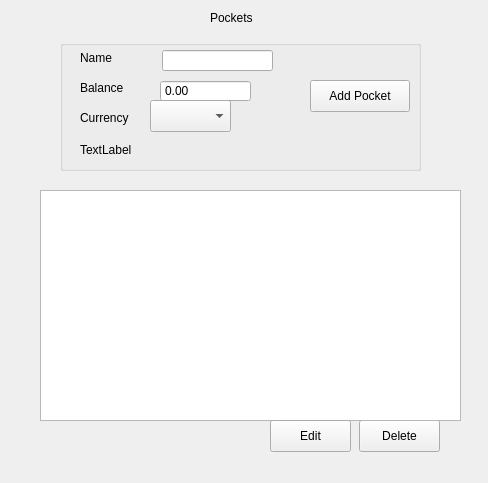
Old version of the form ui/pockets_widget.ui in the repository fishija/fcontrol-personal-finance.
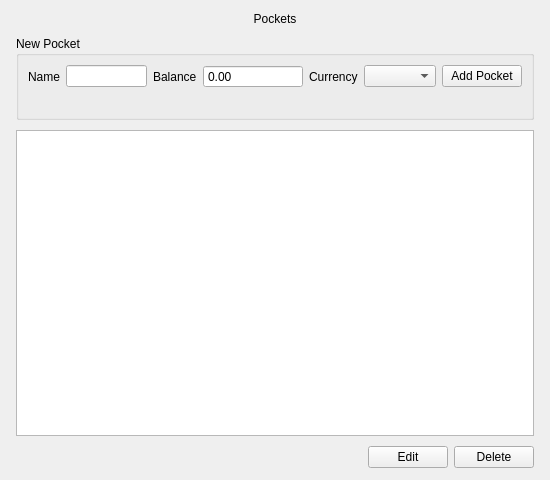
New version of the form.

Commit message: Update pockets view to meet base usability requirements

The edit to the form file:
```diff
--- a/ui/pockets_widget.ui
+++ b/ui/pockets_widget.ui
@@ -6,173 +6,164 @@
    <rect>
     <x>0</x>
     <y>0</y>
-    <width>488</width>
-    <height>483</height>
+    <width>550</width>
+    <height>480</height>
    </rect>
   </property>
   <property name="windowTitle">
    <string>Form</string>
   </property>
+  <layout class="QVBoxLayout" name="mainLayout">
+   <property name="leftMargin">
+    <number>16</number>
+   </property>
+   <property name="topMargin">
+    <number>12</number>
+   </property>
+   <property name="rightMargin">
+    <number>16</number>
+   </property>
+   <property name="bottomMargin">
+    <number>12</number>
+   </property>
+   <property name="spacing">
+    <number>10</number>
+   </property>
+   <item>
   <widget class="QLabel" name="label">
-   <property name="geometry">
-    <rect>
-     <x>210</x>
-     <y>10</y>
-     <width>60</width>
-     <height>16</height>
-    </rect>
-   </property>
    <property name="text">
     <string>Pockets</string>
    </property>
-  </widget>
-  <widget class="QPushButton" name="deleteButton">
-   <property name="geometry">
-    <rect>
-     <x>359</x>
-     <y>420</y>
-     <width>81</width>
-     <height>32</height>
-    </rect>
-   </property>
-   <property name="text">
-    <string>Delete</string>
-   </property>
-  </widget>
-  <widget class="QTableWidget" name="pocketsTable">
-   <property name="geometry">
-    <rect>
-     <x>40</x>
-     <y>190</y>
-     <width>421</width>
-     <height>231</height>
-    </rect>
-   </property>
-  </widget>
-  <widget class="QPushButton" name="editButton">
-   <property name="geometry">
-    <rect>
-     <x>270</x>
-     <y>420</y>
-     <width>81</width>
-     <height>32</height>
-    </rect>
-   </property>
-   <property name="text">
-    <string>Edit</string>
-   </property>
-  </widget>
+     <property name="alignment">
+      <set>Qt::AlignmentFlag::AlignCenter</set>
+     </property>
+    </widget>
+   </item>
+   <item>
   <widget class="QGroupBox" name="groupBox">
-   <property name="geometry">
-    <rect>
-     <x>60</x>
-     <y>40</y>
-     <width>361</width>
-     <height>131</height>
-    </rect>
-   </property>
    <property name="title">
-    <string/>
-   </property>
-   <widget class="QPushButton" name="addButton">
-    <property name="geometry">
-     <rect>
-      <x>250</x>
-      <y>40</y>
-      <width>100</width>
-      <height>32</height>
-     </rect>
-    </property>
+      <string>New Pocket</string>
+     </property>
+     <layout class="QVBoxLayout" name="groupBoxLayout">
+      <property name="spacing">
+       <number>6</number>
+      </property>
+      <item>
+       <layout class="QHBoxLayout" name="nameRow">
+        <property name="spacing">
+         <number>6</number>
+        </property>
+        <item>
+         <widget class="QLabel" name="label_2">
     <property name="text">
-     <string>Add Pocket</string>
-    </property>
-   </widget>
-   <widget class="QComboBox" name="currencySelect">
-    <property name="geometry">
-     <rect>
-      <x>90</x>
-      <y>60</y>
-      <width>81</width>
-      <height>32</height>
-     </rect>
-    </property>
-   </widget>
-   <widget class="QLabel" name="label_4">
-    <property name="geometry">
-     <rect>
-      <x>20</x>
-      <y>70</y>
-      <width>61</width>
-      <height>16</height>
-     </rect>
-    </property>
-    <property name="text">
-     <string>Currency</string>
-    </property>
-   </widget>
+           <string>Name</string>
+          </property>
+         </widget>
+        </item>
+        <item>
+         <widget class="QLineEdit" name="nameInput">
+          <property name="sizePolicy">
+           <sizepolicy hsizetype="Expanding" vsizetype="Fixed">
+            <horstretch>1</horstretch>
+            <verstretch>0</verstretch>
+           </sizepolicy>
+          </property>
+         </widget>
+        </item>
+        <item>
    <widget class="QLabel" name="label_3">
-    <property name="geometry">
-     <rect>
-      <x>20</x>
-      <y>40</y>
-      <width>58</width>
-      <height>16</height>
-     </rect>
-    </property>
     <property name="text">
      <string>Balance</string>
     </property>
    </widget>
-   <widget class="QLineEdit" name="nameInput">
-    <property name="geometry">
-     <rect>
-      <x>102</x>
-      <y>10</y>
-      <width>111</width>
-      <height>21</height>
-     </rect>
-    </property>
-   </widget>
+        </item>
+        <item>
    <widget class="QDoubleSpinBox" name="balanceInput">
-    <property name="geometry">
-     <rect>
-      <x>100</x>
-      <y>40</y>
-      <width>91</width>
-      <height>22</height>
-     </rect>
+          <property name="minimumSize">
+           <size>
+            <width>100</width>
+            <height>0</height>
+           </size>
     </property>
     <property name="buttonSymbols">
      <enum>QAbstractSpinBox::ButtonSymbols::NoButtons</enum>
     </property>
    </widget>
-   <widget class="QLabel" name="label_2">
-    <property name="geometry">
-     <rect>
-      <x>20</x>
-      <y>10</y>
-      <width>58</width>
-      <height>16</height>
-     </rect>
-    </property>
+        </item>
+        <item>
+         <widget class="QLabel" name="label_4">
+          <property name="text">
+           <string>Currency</string>
+          </property>
+         </widget>
+        </item>
+        <item>
+         <widget class="QComboBox" name="currencySelect"/>
+        </item>
+        <item>
+         <widget class="QPushButton" name="addButton">
     <property name="text">
-     <string>Name</string>
-    </property>
-   </widget>
+           <string>Add Pocket</string>
+          </property>
+         </widget>
+        </item>
+       </layout>
+      </item>
+      <item>
    <widget class="QLabel" name="infoLabel">
-    <property name="geometry">
-     <rect>
-      <x>20</x>
-      <y>100</y>
-      <width>311</width>
+        <property name="text">
+         <string/>
+        </property>
+       </widget>
+      </item>
+     </layout>
+    </widget>
+   </item>
+   <item>
+    <widget class="QTableWidget" name="pocketsTable">
+     <property name="sizePolicy">
+      <sizepolicy hsizetype="Expanding" vsizetype="Expanding">
+       <horstretch>0</horstretch>
+       <verstretch>1</verstretch>
+      </sizepolicy>
+     </property>
+    </widget>
+   </item>
+   <item>
+    <layout class="QHBoxLayout" name="buttonsLayout">
+     <property name="spacing">
+      <number>6</number>
+     </property>
+     <item>
+      <spacer name="buttonSpacer">
+       <property name="orientation">
+        <enum>Qt::Orientation::Horizontal</enum>
+       </property>
+       <property name="sizeHint" stdset="0">
+        <size>
+         <width>40</width>
       <height>20</height>
-     </rect>
-    </property>
+        </size>
+       </property>
+      </spacer>
+     </item>
+     <item>
+      <widget class="QPushButton" name="editButton">
     <property name="text">
-     <string>TextLabel</string>
-    </property>
-   </widget>
-  </widget>
+        <string>Edit</string>
+       </property>
+      </widget>
+     </item>
+     <item>
+      <widget class="QPushButton" name="deleteButton">
+       <property name="text">
+        <string>Delete</string>
+       </property>
+      </widget>
+     </item>
+    </layout>
+   </item>
+  </layout>
  </widget>
  <resources/>
  <connections/>
```
Lines whose indentation alone changed are shown as unchanged. The commit also changes 2 other files.
